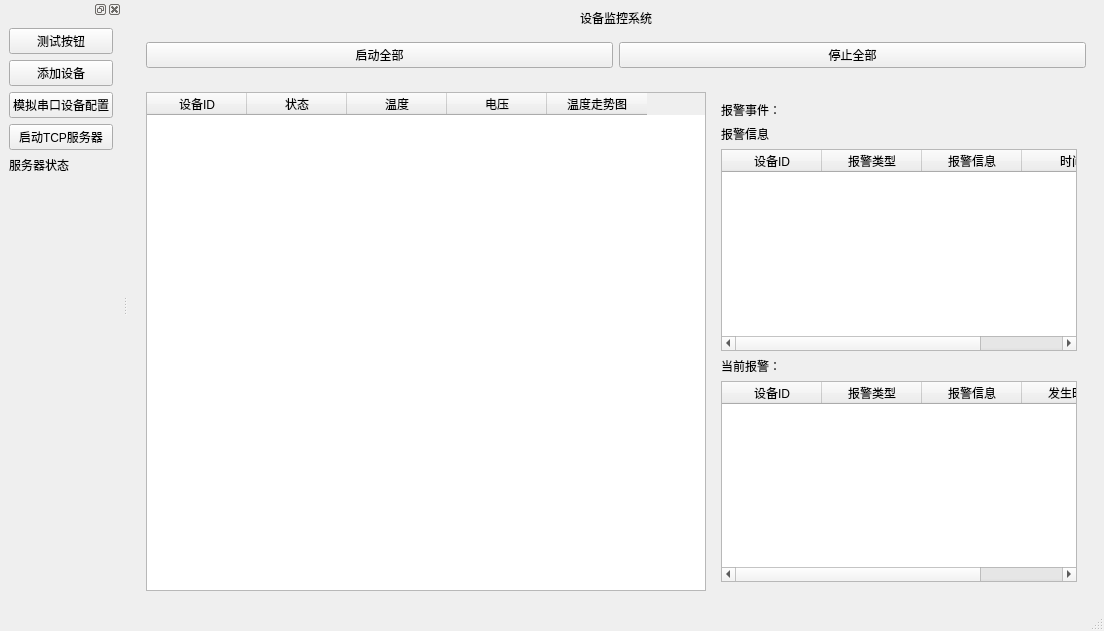
The window that UI/mainwindow.ui (Chick9N/MonitoringSystem) describes before a commit, drawn with Qt 5.
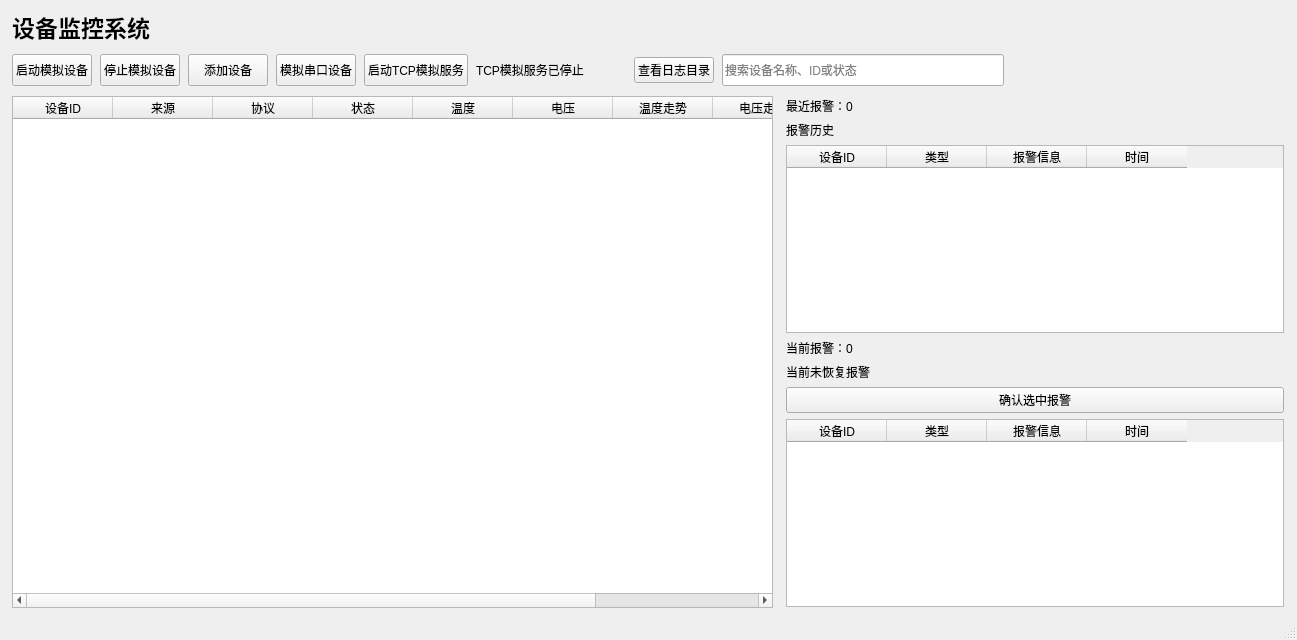
The same window after the commit.

What changed in the file:
```diff
--- a/UI/mainwindow.ui
+++ b/UI/mainwindow.ui
@@ -6,67 +6,192 @@
    <rect>
     <x>0</x>
     <y>0</y>
-    <width>1104</width>
-    <height>631</height>
+    <width>1297</width>
+    <height>640</height>
    </rect>
   </property>
-  <property name="sizePolicy">
-   <sizepolicy hsizetype="Preferred" vsizetype="Preferred">
-    <horstretch>0</horstretch>
-    <verstretch>0</verstretch>
-   </sizepolicy>
+  <property name="minimumSize">
+   <size>
+    <width>1100</width>
+    <height>640</height>
+   </size>
   </property>
   <property name="windowTitle">
    <string>MainWindow</string>
   </property>
   <widget class="QWidget" name="centralwidget">
-   <layout class="QVBoxLayout" name="verticalLayout">
-    <item alignment="Qt::AlignmentFlag::AlignHCenter|Qt::AlignmentFlag::AlignVCenter">
+   <layout class="QVBoxLayout" name="mainLayout">
+    <property name="spacing">
+     <number>10</number>
+    </property>
+    <property name="leftMargin">
+     <number>12</number>
+    </property>
+    <property name="topMargin">
+     <number>10</number>
+    </property>
+    <property name="rightMargin">
+     <number>12</number>
+    </property>
+    <property name="bottomMargin">
+     <number>10</number>
+    </property>
+    <item>
      <widget class="QLabel" name="windowTitle">
+      <property name="font">
+       <font>
+        <pointsize>17</pointsize>
+        <bold>true</bold>
+       </font>
+      </property>
       <property name="text">
        <string>设备监控系统</string>
       </property>
      </widget>
     </item>
     <item>
-     <widget class="QWidget" name="widget" native="true">
-      <layout class="QHBoxLayout" name="horizontalLayout_3">
+     <layout class="QHBoxLayout" name="actionLayout">
+      <property name="spacing">
+       <number>8</number>
+      </property>
        <item>
         <widget class="QPushButton" name="startAllBtn">
+        <property name="minimumSize">
+         <size>
+          <width>0</width>
+          <height>32</height>
+         </size>
+        </property>
          <property name="text">
-          <string>启动全部</string>
+         <string>启动模拟设备</string>
          </property>
         </widget>
        </item>
        <item>
         <widget class="QPushButton" name="stopAllBtn">
+        <property name="minimumSize">
+         <size>
+          <width>0</width>
+          <height>32</height>
+         </size>
+        </property>
          <property name="text">
-          <string>停止全部</string>
+         <string>停止模拟设备</string>
          </property>
         </widget>
        </item>
-      </layout>
-     </widget>
+      <item>
+       <widget class="QPushButton" name="addDeviceBtn">
+        <property name="minimumSize">
+         <size>
+          <width>0</width>
+          <height>32</height>
+         </size>
+        </property>
+        <property name="text">
+         <string>添加设备</string>
+        </property>
+       </widget>
+      </item>
+      <item>
+       <widget class="QPushButton" name="mockSerialConfigBtn">
+        <property name="minimumSize">
+         <size>
+          <width>0</width>
+          <height>32</height>
+         </size>
+        </property>
+        <property name="text">
+         <string>模拟串口设备</string>
+        </property>
+       </widget>
+      </item>
+      <item>
+       <widget class="QPushButton" name="tcpServerBtn">
+        <property name="minimumSize">
+         <size>
+          <width>0</width>
+          <height>32</height>
+         </size>
+        </property>
+        <property name="text">
+         <string>启动TCP模拟服务</string>
+        </property>
+       </widget>
+      </item>
+      <item>
+       <widget class="QLabel" name="tcpStatusLabel">
+        <property name="minimumSize">
+         <size>
+          <width>150</width>
+          <height>0</height>
+         </size>
+        </property>
+        <property name="text">
+         <string>TCP模拟服务已停止</string>
+        </property>
+       </widget>
+      </item>
+      <item>
+       <widget class="QPushButton" name="openLogsBtn">
+        <property name="text"><string>查看日志目录</string></property>
+       </widget>
+      </item>
+      <item>
+       <widget class="QLineEdit" name="deviceSearchEdit">
+        <property name="minimumSize"><size><width>190</width><height>32</height></size></property>
+        <property name="placeholderText"><string>搜索设备名称、ID或状态</string></property>
+       </widget>
+      </item>
+      <item>
+       <spacer name="actionSpacer">
+        <property name="orientation">
+         <enum>Qt::Orientation::Horizontal</enum>
+        </property>
+        <property name="sizeHint" stdset="0">
+         <size>
+          <width>24</width>
+          <height>20</height>
+         </size>
+        </property>
+       </spacer>
+      </item>
+     </layout>
     </item>
     <item>
-     <widget class="QWidget" name="widget_3" native="true">
-      <layout class="QHBoxLayout" name="horizontalLayout">
+     <layout class="QHBoxLayout" name="contentLayout">
+      <property name="spacing">
+       <number>12</number>
+      </property>
        <item>
         <widget class="QTableWidget" name="deviceTable">
+        <property name="sizePolicy">
+         <sizepolicy hsizetype="Expanding" vsizetype="Expanding">
+          <horstretch>3</horstretch>
+          <verstretch>1</verstretch>
+         </sizepolicy>
+        </property>
          <property name="minimumSize">
           <size>
-           <width>560</width>
-           <height>260</height>
-          </size>
-         </property>
-         <property name="contextMenuPolicy">
-          <enum>Qt::ContextMenuPolicy::DefaultContextMenu</enum>
-         </property>
+          <width>580</width>
+          <height>420</height>
+         </size>
+        </property>
          <column>
           <property name="text">
            <string>设备ID</string>
           </property>
          </column>
+        <column>
+         <property name="text">
+          <string>来源</string>
+         </property>
+        </column>
+        <column>
+         <property name="text">
+          <string>协议</string>
+         </property>
+        </column>
          <column>
           <property name="text">
            <string>状态</string>
@@ -84,30 +209,73 @@
          </column>
          <column>
           <property name="text">
-           <string>温度走势图</string>
+          <string>温度走势</string>
+         </property>
+        </column>
+        <column>
+         <property name="text">
+          <string>电压走势</string>
+         </property>
+        </column>
+        <column>
+         <property name="text">
+          <string>操作</string>
           </property>
          </column>
         </widget>
        </item>
        <item>
-        <widget class="QWidget" name="widget_2" native="true">
-         <layout class="QVBoxLayout" name="verticalLayout_2">
+       <widget class="QWidget" name="alarmPanel" native="true">
+        <property name="minimumSize">
+         <size>
+          <width>500</width>
+          <height>0</height>
+         </size>
+        </property>
+        <layout class="QVBoxLayout" name="alarmLayout">
+         <property name="spacing">
+          <number>6</number>
+         </property>
+         <property name="leftMargin">
+          <number>1</number>
+         </property>
+         <property name="topMargin">
+          <number>1</number>
+         </property>
+         <property name="rightMargin">
+          <number>1</number>
+         </property>
+         <property name="bottomMargin">
+          <number>1</number>
+         </property>
           <item>
            <widget class="QLabel" name="alarmCountLabel">
             <property name="text">
-             <string>报警事件：</string>
+    <string>最近报警：0</string>
             </property>
            </widget>
           </item>
           <item>
-           <widget class="QLabel" name="label">
+          <widget class="QLabel" name="alarmTitleLabel">
             <property name="text">
-             <string>报警信息</string>
+            <string>报警历史</string>
             </property>
            </widget>
           </item>
           <item>
            <widget class="QTableWidget" name="alarmTable">
+           <property name="sizePolicy">
+            <sizepolicy hsizetype="Expanding" vsizetype="Expanding">
+             <horstretch>0</horstretch>
+             <verstretch>1</verstretch>
+            </sizepolicy>
+           </property>
+           <property name="minimumSize">
+            <size>
+             <width>0</width>
+             <height>150</height>
+            </size>
+           </property>
             <column>
              <property name="text">
               <string>设备ID</string>
@@ -115,7 +283,7 @@
             </column>
             <column>
              <property name="text">
-              <string>报警类型</string>
+             <string>类型</string>
              </property>
             </column>
             <column>
@@ -133,12 +301,36 @@
           <item>
            <widget class="QLabel" name="currentAlarmCountLabel">
             <property name="text">
-             <string>当前报警：</string>
+            <string>当前报警：0</string>
             </property>
            </widget>
           </item>
+         <item>
+          <widget class="QLabel" name="currentAlarmTitleLabel">
+           <property name="text">
+            <string>当前未恢复报警</string>
+           </property>
+          </widget>
+         </item>
+        <item>
+         <widget class="QPushButton" name="acknowledgeAlarmBtn">
+          <property name="text"><string>确认选中报警</string></property>
+         </widget>
+        </item>
           <item>
            <widget class="QTableWidget" name="currentAlarmTable">
+           <property name="sizePolicy">
+            <sizepolicy hsizetype="Expanding" vsizetype="Expanding">
+             <horstretch>0</horstretch>
+             <verstretch>1</verstretch>
+            </sizepolicy>
+           </property>
+           <property name="minimumSize">
+            <size>
+             <width>0</width>
+             <height>150</height>
+            </size>
+           </property>
             <column>
              <property name="text">
               <string>设备ID</string>
@@ -146,7 +338,7 @@
             </column>
             <column>
              <property name="text">
-              <string>报警类型</string>
+             <string>类型</string>
              </property>
             </column>
             <column>
@@ -156,7 +348,7 @@
             </column>
             <column>
              <property name="text">
-              <string>发生时间</string>
+             <string>时间</string>
              </property>
             </column>
            </widget>
@@ -165,7 +357,6 @@
         </widget>
        </item>
       </layout>
-     </widget>
     </item>
    </layout>
   </widget>
@@ -180,63 +371,6 @@
    </property>
   </widget>
   <widget class="QStatusBar" name="statusbar"/>
-  <widget class="QDockWidget" name="dockWidget">
-   <attribute name="dockWidgetArea">
-    <number>1</number>
-   </attribute>
-   <widget class="QWidget" name="dockWidgetContents">
-    <layout class="QVBoxLayout" name="verticalLayout_3">
-     <item>
-      <widget class="QPushButton" name="testBtn">
-       <property name="text">
-        <string>测试按钮</string>
-       </property>
-      </widget>
-     </item>
-     <item>
-      <widget class="QPushButton" name="addDeviceBtn">
-       <property name="text">
-        <string>添加设备</string>
-       </property>
-      </widget>
-     </item>
-     <item>
-      <widget class="QPushButton" name="mockSerialConfigBtn">
-       <property name="text">
-        <string>模拟串口设备配置</string>
-       </property>
-      </widget>
-     </item>
-     <item>
-      <widget class="QPushButton" name="tcpServerBtn">
-       <property name="text">
-        <string>启动TCP服务器</string>
-       </property>
-      </widget>
-     </item>
-     <item>
-      <widget class="QLabel" name="tcpStatusLabel">
-       <property name="text">
-        <string>服务器状态</string>
-       </property>
-      </widget>
-     </item>
-     <item>
-      <spacer name="verticalSpacer">
-       <property name="orientation">
-        <enum>Qt::Orientation::Vertical</enum>
-       </property>
-       <property name="sizeHint" stdset="0">
-        <size>
-         <width>20</width>
-         <height>40</height>
-        </size>
-       </property>
-      </spacer>
-     </item>
-    </layout>
-   </widget>
-  </widget>
  </widget>
  <resources/>
  <connections/>
```
Left out of the diff: 12 changed lines with no effect on the pictures. Lines whose indentation alone changed are shown as unchanged.
